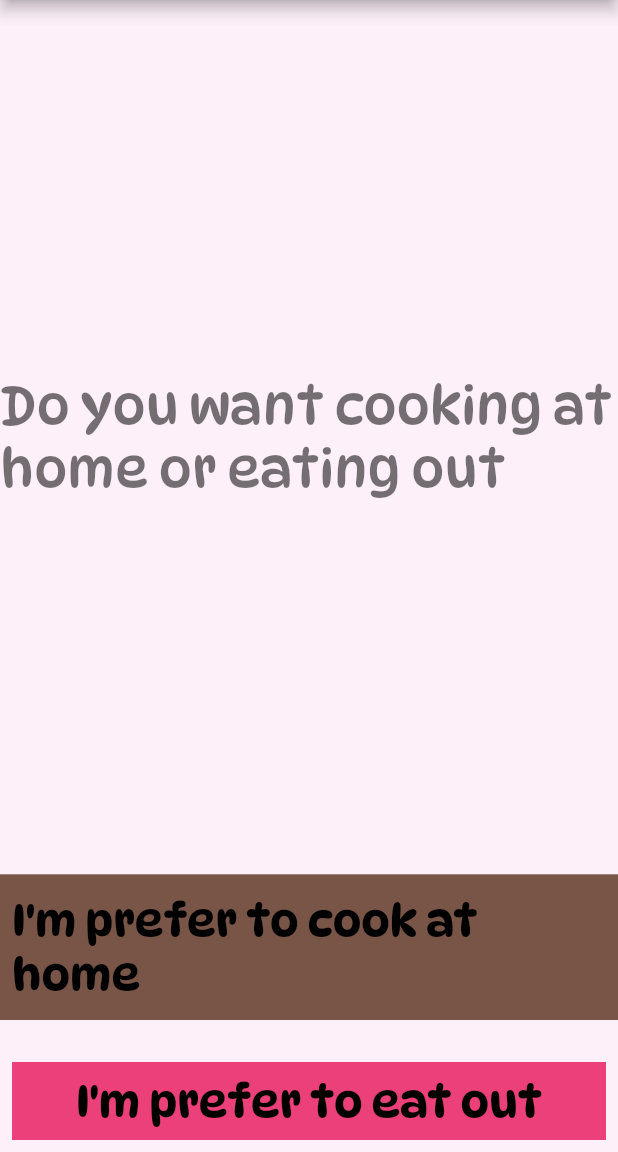
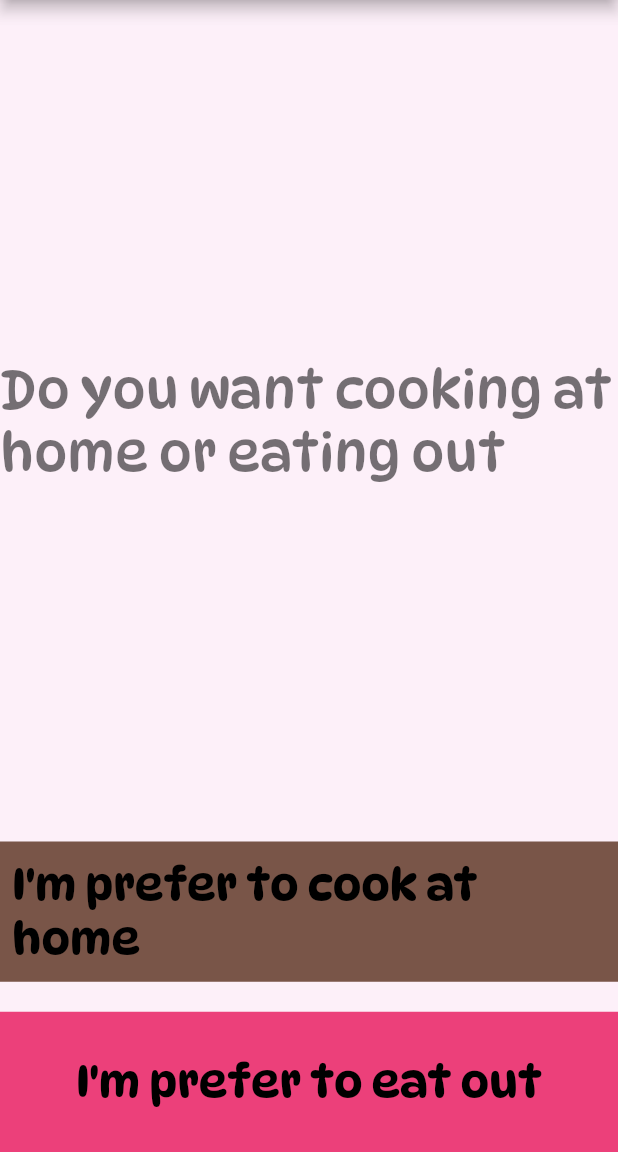
Before and after one commit to B210248C/Food-Decision, a Flutter app: the QuestionPage screen opened directly, on a phone screen of 412 x 824 dp, the part 84-1236 px from its top. Run offline on Flutter 3.47's test engine with Material 2 defaults, Android fonts, the phone set to English and light mode, and no system bars; our stand-ins replace firebase_auth, firebase_core, flutter_fortune_wheel, flutter_image_slideshow; accounts and stored records are empty.

Commit message:
Update food_decision.dart

```diff
--- a/lib/screen/food_decision.dart
+++ b/lib/screen/food_decision.dart
@@ -77,9 +77,7 @@ class _QuestionPageState extends State<QuestionPage> {
           SizedBox(
             height: 20.0,
           ),
-          Padding(
-            padding: const EdgeInsets.all(8.0),
-            child: Expanded(
+          Expanded(
             flex: 2,
             child: TextButton(
               onPressed: () {
@@ -95,8 +93,8 @@ class _QuestionPageState extends State<QuestionPage> {
               style: ButtonStyle(
                 backgroundColor: MaterialStateProperty.resolveWith(
                     (states) => Colors.pink[400]),
-                  foregroundColor: MaterialStateProperty.resolveWith(
-                      (states) => Colors.white),
+                foregroundColor:
+                    MaterialStateProperty.resolveWith((states) => Colors.white),
                 shape: MaterialStateProperty.resolveWith(
                     (states) => BeveledRectangleBorder()),
               ),
@@ -104,7 +102,6 @@ class _QuestionPageState extends State<QuestionPage> {
 //Use the questionBrain to get the text for choice 2.
                 questionbrain.getChoice2(),
                 style: kTextStyle2,
-                ),
               ),
             ),
           ),
@@ -149,9 +146,7 @@ class _FoodDecisionPageState extends State<FoodDecisionPage> {
         },
         child: Column(
           children: [
-            Padding(
-              padding: const EdgeInsets.all(8.0),
-              child: Expanded(
+            Expanded(
               child: FortuneWheel(
                 selected: selected.stream,
                 items: [
@@ -168,7 +163,6 @@ class _FoodDecisionPageState extends State<FoodDecisionPage> {
                           borderWidth: 10,
                         )),
                 ],
-                ),
               ),
             ),
             Padding(
```
Lines whose indentation alone changed are shown as unchanged.
